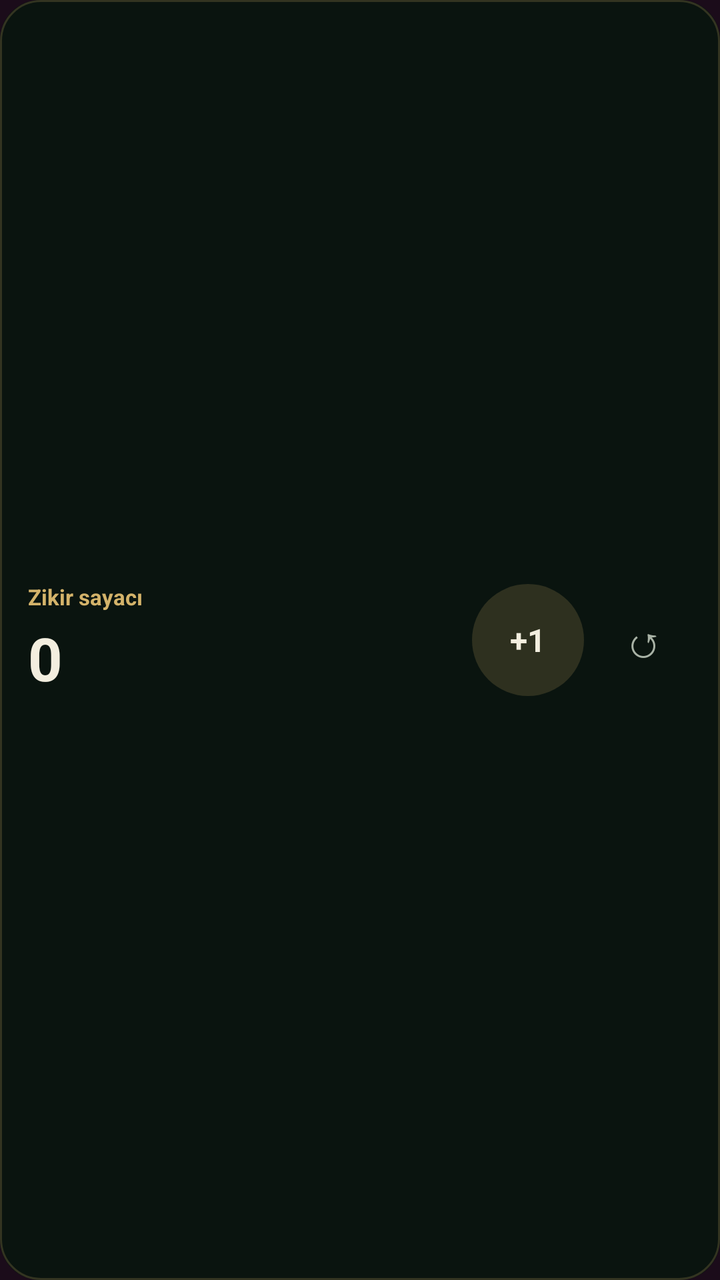
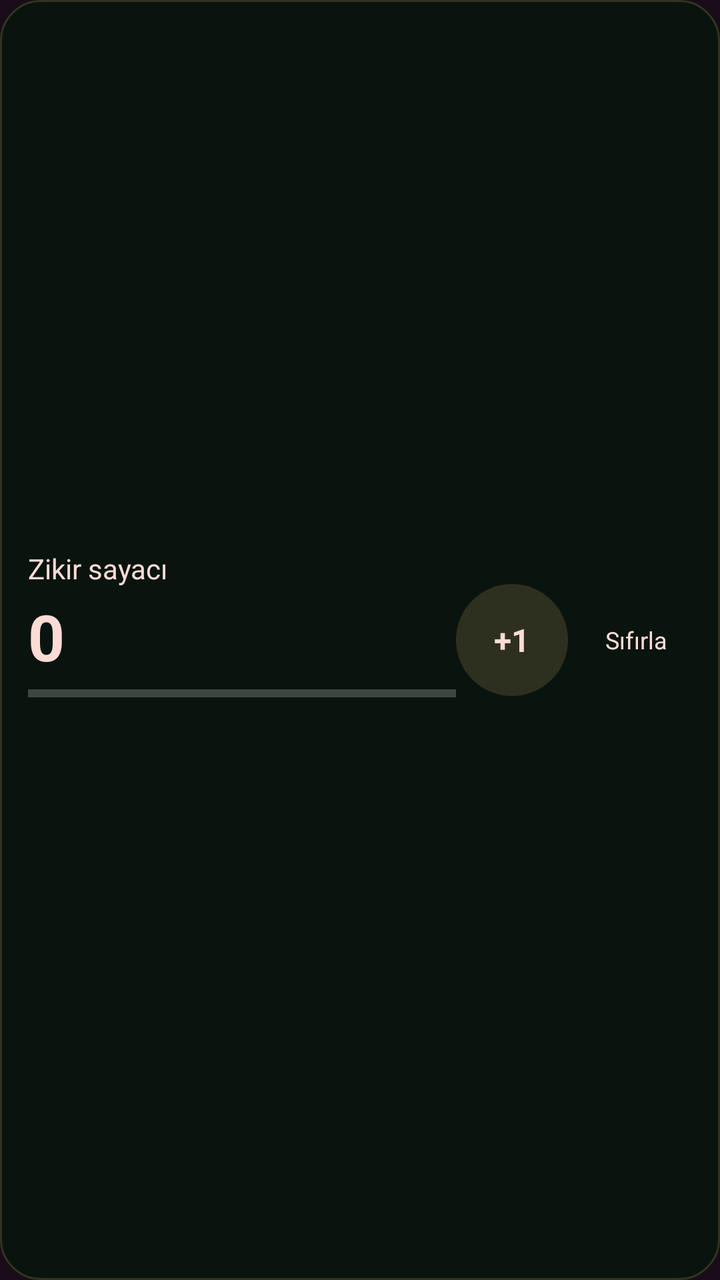

Two renders of the same Android screen: before a commit and after it. Below are the layout's source before the change and the commit's diff.
<!-- AndroidManifest.xml: application theme Theme.HudaQuran -->
<!-- res/layout/widget_dhikr.xml -->
<?xml version="1.0" encoding="utf-8"?>
<LinearLayout xmlns:android="http://schemas.android.com/apk/res/android"
    android:id="@+id/dhikr_widget_root"
    android:layout_width="match_parent"
    android:layout_height="match_parent"
    android:background="@drawable/widget_background"
    android:contentDescription="@string/dhikr_widget_accessibility"
    android:gravity="center_vertical"
    android:orientation="horizontal"
    android:padding="14dp">

    <LinearLayout
        android:layout_width="0dp"
        android:layout_height="wrap_content"
        android:layout_weight="1"
        android:orientation="vertical">
        <TextView
            android:layout_width="wrap_content"
            android:layout_height="wrap_content"
            android:text="@string/dhikr_widget_title"
            android:textColor="#D4B36A"
            android:textSize="11sp"
            android:textStyle="bold" />
        <TextView
            android:id="@+id/dhikr_widget_count"
            android:layout_width="wrap_content"
            android:layout_height="wrap_content"
            android:layout_marginTop="3dp"
            android:text="0"
            android:textColor="#F3EEDF"
            android:textSize="30sp"
            android:textStyle="bold" />
    </LinearLayout>

    <TextView
        android:id="@+id/dhikr_widget_increment"
        android:layout_width="56dp"
        android:layout_height="56dp"
        android:background="@drawable/widget_icon_bubble"
        android:contentDescription="@string/dhikr_widget_increment_accessibility"
        android:gravity="center"
        android:text="+1"
        android:textColor="#F3EEDF"
        android:textSize="16sp"
        android:textStyle="bold" />

    <TextView
        android:id="@+id/dhikr_widget_reset"
        android:layout_width="48dp"
        android:layout_height="48dp"
        android:layout_marginStart="6dp"
        android:contentDescription="@string/dhikr_widget_reset_accessibility"
        android:gravity="center"
        android:text="↺"
        android:textColor="#A9B3A6"
        android:textSize="22sp" />
</LinearLayout>
<!-- resources referenced by this layout -->
<resources>
  <!-- drawable widget_background (drawable) -->
  <?xml version="1.0" encoding="utf-8"?>
  <layer-list xmlns:android="http://schemas.android.com/apk/res/android">
      <item>
          <shape android:shape="rectangle">
              <solid android:color="#0A140F" />
              <corners android:radius="20dp" />
          </shape>
      </item>
      <item>
          <shape android:shape="rectangle">
              <stroke android:width="1dp" android:color="#33D4B36A" />
              <corners android:radius="20dp" />
          </shape>
      </item>
  </layer-list>
  <!-- drawable widget_icon_bubble (drawable) -->
  <?xml version="1.0" encoding="utf-8"?>
  <shape xmlns:android="http://schemas.android.com/apk/res/android" android:shape="oval">
      <solid android:color="#2ED4B36A" />
  </shape>
  <string name="dhikr_widget_accessibility">Zikir sayacı. Ayrıntılar için dokunun.</string>
  <string name="dhikr_widget_increment_accessibility">Zikir sayacını bir artır</string>
  <string name="dhikr_widget_reset_accessibility">Zikir sayacını sıfırla</string>
  <string name="dhikr_widget_title">Zikir sayacı</string>
  <style name="Theme.HudaQuran" parent="@android:style/Theme.Material.NoActionBar">
          <item name="android:windowBackground">@color/sakura_ink</item>
          <item name="android:colorBackground">@color/sakura_ink</item>
          <item name="android:statusBarColor">@android:color/transparent</item>
          <item name="android:navigationBarColor">@color/sakura_ink</item>
      </style>
  <color name="sakura_ink">#FF1B0C1A</color>
</resources>

<!-- the commit's change to res/layout/widget_dhikr.xml (unified diff, before → after) -->
@@ -15,21 +15,36 @@
         android:layout_weight="1"
         android:orientation="vertical">
         <TextView
+            android:id="@+id/dhikr_widget_label"
             android:layout_width="wrap_content"
             android:layout_height="wrap_content"
             android:text="@string/dhikr_widget_title"
-            android:textColor="#D4B36A"
-            android:textSize="11sp"
-            android:textStyle="bold" />
+            android:textColor="@color/sakura_blossom"
+            android:textSize="14sp" />
         <TextView
             android:id="@+id/dhikr_widget_count"
             android:layout_width="wrap_content"
             android:layout_height="wrap_content"
             android:layout_marginTop="3dp"
             android:text="0"
-            android:textColor="#F3EEDF"
-            android:textSize="30sp"
+            android:textColor="@color/sakura_blossom"
+            android:textSize="32sp"
             android:textStyle="bold" />
+        <ProgressBar
+            android:id="@+id/dhikr_widget_progress"
+            style="?android:attr/progressBarStyleHorizontal"
+            android:layout_width="match_parent"
+            android:layout_height="4dp"
+            android:layout_marginTop="5dp"
+            android:max="33"
+            android:progress="0" />
+        <TextView
+            android:id="@+id/dhikr_widget_goal"
+            android:layout_width="wrap_content"
+            android:layout_height="wrap_content"
+            android:layout_marginTop="2dp"
+            android:textColor="@color/sakura_blossom"
+            android:textSize="11sp" />
     </LinearLayout>
 
     <TextView
@@ -40,18 +55,18 @@
         android:contentDescription="@string/dhikr_widget_increment_accessibility"
         android:gravity="center"
         android:text="+1"
-        android:textColor="#F3EEDF"
+        android:textColor="@color/sakura_blossom"
         android:textSize="16sp"
         android:textStyle="bold" />
 
     <TextView
         android:id="@+id/dhikr_widget_reset"
-        android:layout_width="48dp"
+        android:layout_width="56dp"
         android:layout_height="48dp"
         android:layout_marginStart="6dp"
         android:contentDescription="@string/dhikr_widget_reset_accessibility"
         android:gravity="center"
-        android:text="↺"
-        android:textColor="#A9B3A6"
-        android:textSize="22sp" />
+        android:text="Sıfırla"
+        android:textColor="@color/sakura_blossom"
+        android:textSize="12sp" />
 </LinearLayout>
<!-- resource entries referenced after the edit -->
@@ -1,5 +1,6 @@
 <!-- resources referenced by this layout -->
 <resources>
+  <color name="sakura_blossom">#FFFADCD5</color>
   <!-- drawable widget_background (drawable) -->
   <?xml version="1.0" encoding="utf-8"?>
   <layer-list xmlns:android="http://schemas.android.com/apk/res/android">
